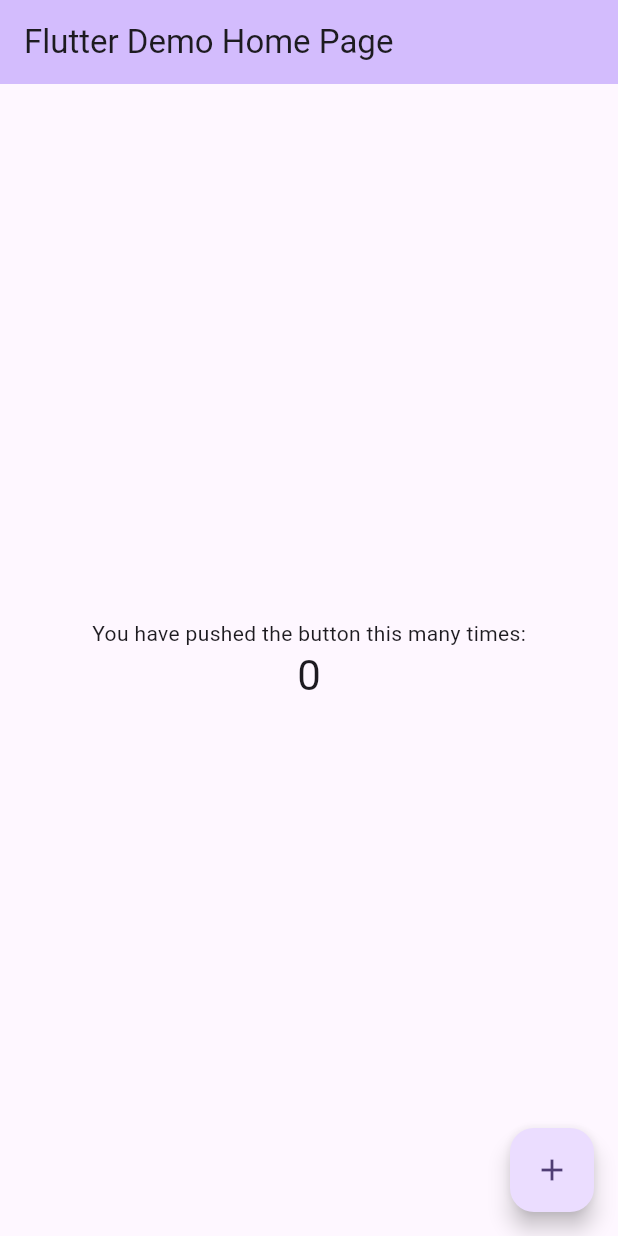
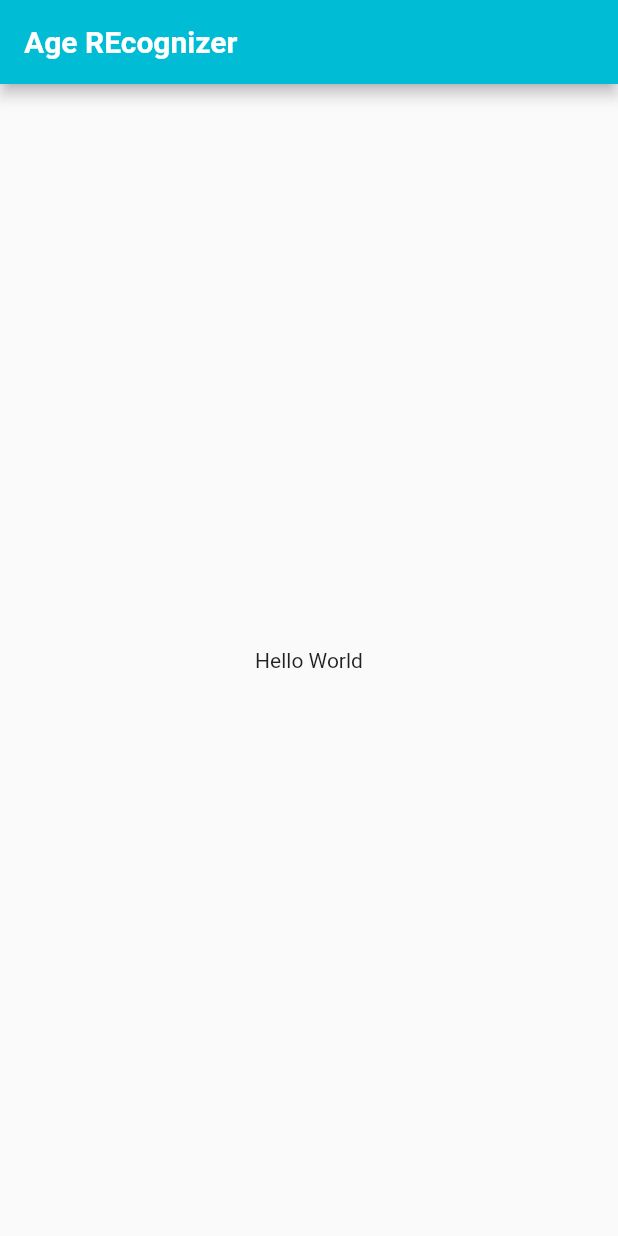
Before and after one commit to IvanM63/flutter-age-estimation, a Flutter app: the screen it shows after launch, on a phone screen of 412 x 824 dp. Run offline on Flutter 3.47's test engine with Material 2 defaults, Android fonts, the light colour scheme and no system bars; Roboto replaces fonts that are missing (Nunito).

Commit message:
clearing code

```diff
--- a/lib/main.dart
+++ b/lib/main.dart
@@ -1,125 +1,40 @@
 import 'package:flutter/material.dart';
 
-void main() {
-  runApp(const MyApp());
+void main(List<String> args) {
+  runApp(MyApp());
 }
 
 class MyApp extends StatelessWidget {
   const MyApp({super.key});
 
-  // This widget is the root of your application.
   @override
   Widget build(BuildContext context) {
     return MaterialApp(
-      title: 'Flutter Demo',
       theme: ThemeData(
-        // This is the theme of your application.
-        //
-        // TRY THIS: Try running your application with "flutter run". You'll see
-        // the application has a blue toolbar. Then, without quitting the app,
-        // try changing the seedColor in the colorScheme below to Colors.green
-        // and then invoke "hot reload" (save your changes or press the "hot
-        // reload" button in a Flutter-supported IDE, or press "r" if you used
-        // the command line to start the app).
-        //
-        // Notice that the counter didn't reset back to zero; the application
-        // state is not lost during the reload. To reset the state, use hot
-        // restart instead.
-        //
-        // This works for code too, not just values: Most code changes can be
-        // tested with just a hot reload.
-        colorScheme: ColorScheme.fromSeed(seedColor: Colors.deepPurple),
-        useMaterial3: true,
+        fontFamily: "Nunito",
+        primarySwatch: Colors.cyan,
       ),
-      home: const MyHomePage(title: 'Flutter Demo Home Page'),
+      home: HomePage(),
     );
   }
 }
 
-class MyHomePage extends StatefulWidget {
-  const MyHomePage({super.key, required this.title});
-
-  // This widget is the home page of your application. It is stateful, meaning
-  // that it has a State object (defined below) that contains fields that affect
-  // how it looks.
-
-  // This class is the configuration for the state. It holds the values (in this
-  // case the title) provided by the parent (in this case the App widget) and
-  // used by the build method of the State. Fields in a Widget subclass are
-  // always marked "final".
-
-  final String title;
-
-  @override
-  State<MyHomePage> createState() => _MyHomePageState();
-}
-
-class _MyHomePageState extends State<MyHomePage> {
-  int _counter = 0;
-
-  void _incrementCounter() {
-    setState(() {
-      // This call to setState tells the Flutter framework that something has
-      // changed in this State, which causes it to rerun the build method below
-      // so that the display can reflect the updated values. If we changed
-      // _counter without calling setState(), then the build method would not be
-      // called again, and so nothing would appear to happen.
-      _counter++;
-    });
-  }
+class HomePage extends StatelessWidget {
+  const HomePage({super.key});
 
   @override
   Widget build(BuildContext context) {
-    // This method is rerun every time setState is called, for instance as done
-    // by the _incrementCounter method above.
-    //
-    // The Flutter framework has been optimized to make rerunning build methods
-    // fast, so that you can just rebuild anything that needs updating rather
-    // than having to individually change instances of widgets.
     return Scaffold(
       appBar: AppBar(
-        // TRY THIS: Try changing the color here to a specific color (to
-        // Colors.amber, perhaps?) and trigger a hot reload to see the AppBar
-        // change color while the other colors stay the same.
-        backgroundColor: Theme.of(context).colorScheme.inversePrimary,
-        // Here we take the value from the MyHomePage object that was created by
-        // the App.build method, and use it to set our appbar title.
-        title: Text(widget.title),
+        title: Text("Age REcognizer",
+            style: TextStyle(
+                fontSize: 20.0,
+                fontWeight: FontWeight.bold,
+                color: Colors.white)),
       ),
       body: Center(
-        // Center is a layout widget. It takes a single child and positions it
-        // in the middle of the parent.
-        child: Column(
-          // Column is also a layout widget. It takes a list of children and
-          // arranges them vertically. By default, it sizes itself to fit its
-          // children horizontally, and tries to be as tall as its parent.
-          //
-          // Column has various properties to control how it sizes itself and
-          // how it positions its children. Here we use mainAxisAlignment to
-          // center the children vertically; the main axis here is the vertical
-          // axis because Columns are vertical (the cross axis would be
-          // horizontal).
-          //
-          // TRY THIS: Invoke "debug painting" (choose the "Toggle Debug Paint"
-          // action in the IDE, or press "p" in the console), to see the
-          // wireframe for each widget.
-          mainAxisAlignment: MainAxisAlignment.center,
-          children: <Widget>[
-            const Text(
-              'You have pushed the button this many times:',
-            ),
-            Text(
-              '$_counter',
-              style: Theme.of(context).textTheme.headlineMedium,
-            ),
-          ],
-        ),
+        child: Text("Hello World"),
       ),
-      floatingActionButton: FloatingActionButton(
-        onPressed: _incrementCounter,
-        tooltip: 'Increment',
-        child: const Icon(Icons.add),
-      ), // This trailing comma makes auto-formatting nicer for build methods.
     );
   }
 }
```
